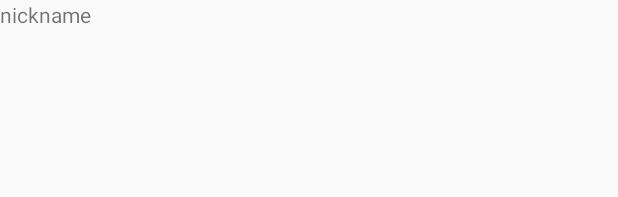
After one commit to HemingwayZ/DuXiangLe, an Android app: the layout fragment_user_list_item.xml on its own in the app's theme, with its tools: preview values and no code run, on a phone screen of 412 x 824 dp. The commit adds this screen. Shown: the top 197 px of the screen. Run offline under Robolectric (Android 15) with nearby library versions, the phone set to English and light mode, and no system bars.

Commit message:
用户列表界面添加recycleView

```diff
--- a/app/src/main/java/com/zhm/duxiangle/api/DXLApi.java
+++ b/app/src/main/java/com/zhm/duxiangle/api/DXLApi.java
@@ -6,7 +6,8 @@ package com.zhm.duxiangle.api;
 public class DXLApi {
     //login:http://localhost:8080/DuXiangLeServer/UserServlet?action=login
     //192.168.253.1
-    public static String HOST = "192.168.173.1:8080";
+//    public static String HOST = "192.168.23.1:8080";
+    public static String HOST = "120.25.201.60";
     public static final String PORT = "";
 
     /**
--- a/app/src/main/res/layout/activity_baidu_map.xml
+++ b/app/src/main/res/layout/activity_baidu_map.xml
@@ -1,10 +1,12 @@
 <?xml version="1.0" encoding="utf-8"?>
 <RelativeLayout xmlns:android="http://schemas.android.com/apk/res/android"
+    xmlns:app="http://schemas.android.com/apk/res-auto"
     xmlns:tools="http://schemas.android.com/tools"
     android:layout_width="match_parent"
     android:layout_height="match_parent"
     tools:context="com.zhm.duxiangle.BaiduMapActivity">
 
+    <!---->
     <com.baidu.mapapi.map.MapView
         android:id="@+id/bmapView"
         android:layout_width="fill_parent"
--- /dev/null
+++ b/app/src/main/res/layout/fragment_user_list_item.xml
@@ -0,0 +1,11 @@
+<?xml version="1.0" encoding="utf-8"?>
+<LinearLayout xmlns:android="http://schemas.android.com/apk/res/android"
+    android:layout_width="match_parent"
+    android:layout_height="match_parent">
+
+    <TextView
+        android:id="@+id/nickname"
+        android:layout_width="wrap_content"
+        android:layout_height="wrap_content"
+        android:text="nickname" />
+</LinearLayout>
```
Also changed, not shown: app/src/main/java/com/zhm/duxiangle/fragment/UserListFragment.java (+67 -18 lines), app/src/main/res/layout/fragment_user_list.xml (+12 -11 lines).
